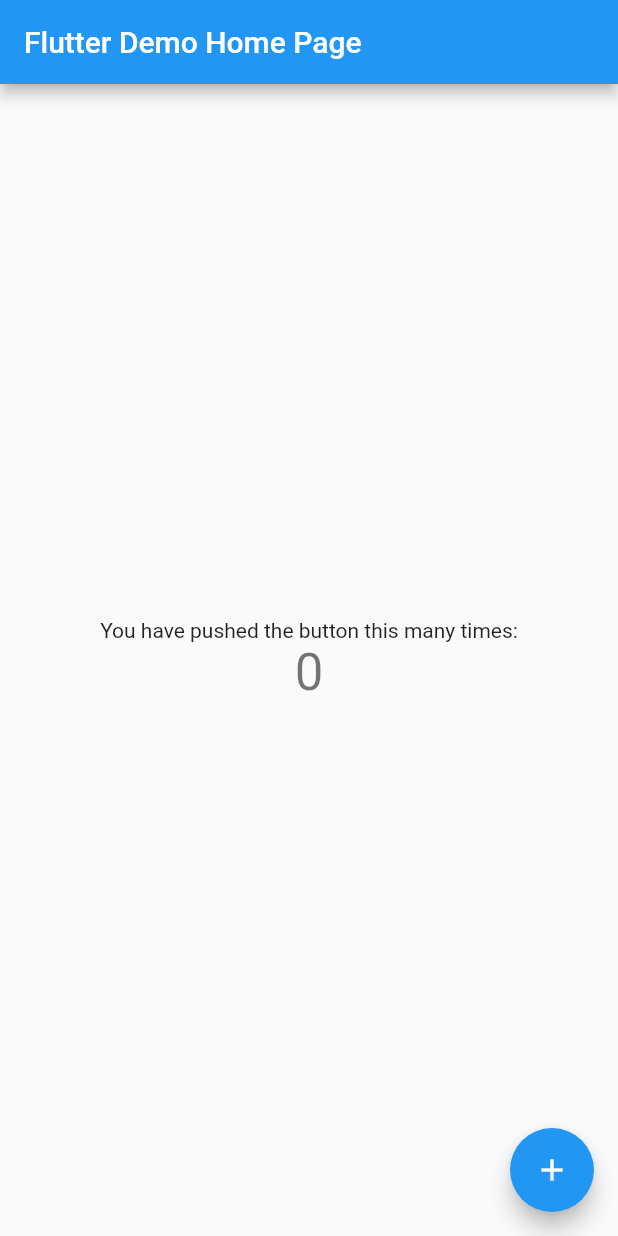
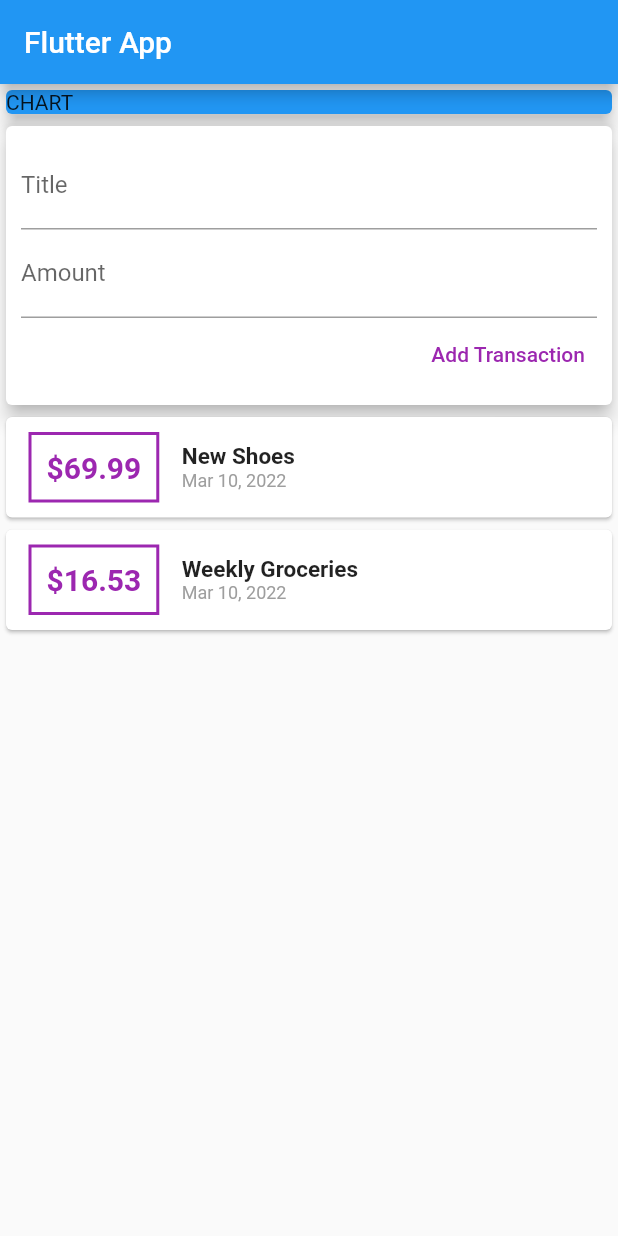
Before and after one commit to adogbeji/ExpenseTrackerApp, a Flutter app: the screen it shows after launch, on a phone screen of 412 x 824 dp. Run offline on Flutter 3.47's test engine with Material 2 defaults, Android fonts, the phone set to English and light mode, and no system bars.

Commit message:
Add starter code & set SDK version to 2.11.1

```diff
--- a/analysis_options.yaml
+++ b/analysis_options.yaml
@@ -24,6 +24,8 @@ linter:
   rules:
     # avoid_print: false  # Uncomment to disable the `avoid_print` rule
     # prefer_single_quotes: true  # Uncomment to enable the `prefer_single_quotes` rule
+    prefer_const_constructors: false
+    prefer_const_literals_to_create_immutables: false
 
 # Additional information about this file can be found at
 # https://dart.dev/guides/language/analysis-options
--- a/lib/main.dart
+++ b/lib/main.dart
@@ -1,115 +1,47 @@
 import 'package:flutter/material.dart';
 
-void main() {
-  runApp(const MyApp());
-}
+import './widgets/user_transactions.dart';
+
+void main() => runApp(MyApp());
 
 class MyApp extends StatelessWidget {
-  const MyApp({Key? key}) : super(key: key);
-
-  // This widget is the root of your application.
   @override
   Widget build(BuildContext context) {
     return MaterialApp(
-      title: 'Flutter Demo',
-      theme: ThemeData(
-        // This is the theme of your application.
-        //
-        // Try running your application with "flutter run". You'll see the
-        // application has a blue toolbar. Then, without quitting the app, try
-        // changing the primarySwatch below to Colors.green and then invoke
-        // "hot reload" (press "r" in the console where you ran "flutter run",
-        // or simply save your changes to "hot reload" in a Flutter IDE).
-        // Notice that the counter didn't reset back to zero; the application
-        // is not restarted.
-        primarySwatch: Colors.blue,
-      ),
-      home: const MyHomePage(title: 'Flutter Demo Home Page'),
+      title: 'Flutter App',
+      home: MyHomePage(),
     );
   }
 }
 
-class MyHomePage extends StatefulWidget {
-  const MyHomePage({Key? key, required this.title}) : super(key: key);
+class MyHomePage extends StatelessWidget {
+  // String titleInput;
+  // String amountInput;
 
-  // This widget is the home page of your application. It is stateful, meaning
-  // that it has a State object (defined below) that contains fields that affect
-  // how it looks.
-
-  // This class is the configuration for the state. It holds the values (in this
-  // case the title) provided by the parent (in this case the App widget) and
-  // used by the build method of the State. Fields in a Widget subclass are
-  // always marked "final".
-
-  final String title;
-
-  @override
-  State<MyHomePage> createState() => _MyHomePageState();
-}
-
-class _MyHomePageState extends State<MyHomePage> {
-  int _counter = 0;
-
-  void _incrementCounter() {
-    setState(() {
-      // This call to setState tells the Flutter framework that something has
-      // changed in this State, which causes it to rerun the build method below
-      // so that the display can reflect the updated values. If we changed
-      // _counter without calling setState(), then the build method would not be
-      // called again, and so nothing would appear to happen.
-      _counter++;
-    });
-  }
+  final titleController = TextEditingController();
+  final amountController = TextEditingController();
 
   @override
   Widget build(BuildContext context) {
-    // This method is rerun every time setState is called, for instance as done
-    // by the _incrementCounter method above.
-    //
-    // The Flutter framework has been optimized to make rerunning build methods
-    // fast, so that you can just rebuild anything that needs updating rather
-    // than having to individually change instances of widgets.
     return Scaffold(
       appBar: AppBar(
-        // Here we take the value from the MyHomePage object that was created by
-        // the App.build method, and use it to set our appbar title.
-        title: Text(widget.title),
+        title: Text('Flutter App'),
       ),
-      body: Center(
-        // Center is a layout widget. It takes a single child and positions it
-        // in the middle of the parent.
-        child: Column(
-          // Column is also a layout widget. It takes a list of children and
-          // arranges them vertically. By default, it sizes itself to fit its
-          // children horizontally, and tries to be as tall as its parent.
-          //
-          // Invoke "debug painting" (press "p" in the console, choose the
-          // "Toggle Debug Paint" action from the Flutter Inspector in Android
-          // Studio, or the "Toggle Debug Paint" command in Visual Studio Code)
-          // to see the wireframe for each widget.
-          //
-          // Column has various properties to control how it sizes itself and
-          // how it positions its children. Here we use mainAxisAlignment to
-          // center the children vertically; the main axis here is the vertical
-          // axis because Columns are vertical (the cross axis would be
-          // horizontal).
-          mainAxisAlignment: MainAxisAlignment.center,
-          children: <Widget>[
-            const Text(
-              'You have pushed the button this many times:',
+      body: Column(
+        mainAxisAlignment: MainAxisAlignment.start,
+        crossAxisAlignment: CrossAxisAlignment.stretch,
+        children: <Widget>[
+          Container(
+            width: double.infinity,
+            child: Card(
+              color: Colors.blue,
+              child: Text('CHART'),
+              elevation: 5,
             ),
-            Text(
-              '$_counter',
-              style: Theme.of(context).textTheme.headline4,
-            ),
-          ],
-        ),
+          ),
+          UserTransactions(),
+        ],
       ),
-      floatingActionButton: FloatingActionButton(
-        onPressed: _incrementCounter,
-        tooltip: 'Increment',
-        child: const Icon(Icons.add),
-      ), // This trailing comma makes auto-formatting nicer for build methods.
     );
   }
 }
--- /dev/null
+++ b/lib/models/transaction.dart
@@ -0,0 +1,10 @@
+import 'package:flutter/foundation.dart';
+
+class Transaction {
+  final String id;
+  final String title;
+  final double amount;
+  final DateTime date;
+
+  Transaction({@required this.id, @required this.title, @required this.amount, @required this.date});
+}
--- /dev/null
+++ b/lib/widgets/new_transaction.dart
@@ -0,0 +1,58 @@
+import 'package:flutter/material.dart';
+
+class NewTransaction extends StatelessWidget {
+  final Function addTx;
+  final titleController = TextEditingController();
+  final amountController = TextEditingController();
+
+  NewTransaction(this.addTx);
+
+  @override
+  Widget build(BuildContext context) {
+    return Card(
+      elevation: 5,
+      child: Container(
+        padding: EdgeInsets.all(10),
+        child: Column(
+          crossAxisAlignment: CrossAxisAlignment.end,
+          children: <Widget>[
+            TextField(
+              decoration: InputDecoration(labelText: 'Title'),
+
+              controller: titleController,
+
+              // onChanged: (val) {
+              //   titleInput = val;
+              // },
+            ),
+            TextField(
+              decoration: InputDecoration(labelText: 'Amount'),
+
+              controller: amountController,
+
+              // onChanged: (val) => amountInput = val,  // Anonymous function shorthand
+            ),
+            TextButton(
+              child: Text('Add Transaction'),
+              style: TextButton.styleFrom(
+                primary: Colors.purple,
+              ),
+
+              onPressed: () {
+                addTx(
+                  titleController.text,
+                  double.parse(amountController.text),
+                );
+              },
+
+              // onPressed: () {
+              //   print(titleInput);
+              //   print(amountInput);
+              // },
+            ),
+          ],
+        ),
+      ),
+    );
+  }
+}
--- /dev/null
+++ b/lib/widgets/transaction_list.dart
@@ -0,0 +1,64 @@
+import 'package:flutter/material.dart';
+import 'package:intl/intl.dart';
+
+import '../models/transaction.dart';
+
+class TransactionList extends StatelessWidget {
+  final List<Transaction> transactions;
+
+  TransactionList(this.transactions);
+
+  @override
+  Widget build(BuildContext context) {
+    return Column(
+            children: transactions.map((tx) {
+              return Card(
+                child: Row(
+                  children: <Widget>[
+                    Container(
+                      margin: EdgeInsets.symmetric(
+                        vertical: 10,
+                        horizontal: 15,
+                      ),
+                      decoration: BoxDecoration(
+                        border: Border.all(
+                          color: Colors.purple,
+                          width: 2,
+                        ),
+                      ),
+                      child: Text(
+                        '\$${tx.amount}',
+                        style: TextStyle(
+                          fontWeight: FontWeight.bold,
+                          fontSize: 20,
+                          color: Colors.purple,
+                        ),
+                      ),
+                      padding: EdgeInsets.all(10),
+                    ),
+                    Column(
+                      crossAxisAlignment: CrossAxisAlignment.start,
+                      children: <Widget>[
+                        Text(
+                          tx.title,
+                          style: TextStyle(
+                            fontWeight: FontWeight.bold,
+                            fontSize: 15,
+                          ),
+                        ),
+                        Text(
+                          DateFormat.yMMMd().format(tx.date),
+                          style: TextStyle(
+                            fontSize: 12,
+                            color: Colors.grey,
+                          ),
+                        ),
+                      ],
+                    ),
+                  ],
+                ),
+              );
+            }).toList(),
+          );
+  }
+}
--- /dev/null
+++ b/lib/widgets/user_transactions.dart
@@ -0,0 +1,51 @@
+import 'package:flutter/material.dart';
+
+import './new_transaction.dart';
+import './transaction_list.dart';
+import '../models/transaction.dart';
+
+class UserTransactions extends StatefulWidget {
+  @override
+  _UserTransactionsState createState() => _UserTransactionsState();
+}
+
+class _UserTransactionsState extends State<UserTransactions> {
+  final List<Transaction> _userTransactions = [
+    Transaction(
+      id: 't1',
+      title: 'New Shoes',
+      amount: 69.99,
+      date: DateTime.now(),
+    ),
+    Transaction(
+      id: 't2',
+      title: 'Weekly Groceries',
+      amount: 16.53,
+      date: DateTime.now(),
+    ),
+  ];
+
+  // Method for adding new transactions
+  void _addNewTransaction(String txTitle, double txAmount) {
+    final newTx = Transaction(
+      title: txTitle,
+      amount: txAmount,
+      date: DateTime.now(),
+      id: DateTime.now().toString(),
+    );
+
+    setState(() {
+      _userTransactions.add(newTx);
+    });
+  }
+
+  @override
+  Widget build(BuildContext context) {
+    return Column(
+      children: <Widget>[
+        NewTransaction(_addNewTransaction),
+        TransactionList(_userTransactions),
+      ],
+    );
+  }
+}
--- a/pubspec.yaml
+++ b/pubspec.yaml
@@ -18,7 +18,7 @@ publish_to: 'none' # Remove this line if you wish to publish to pub.dev
 version: 1.0.0+1
 
 environment:
-  sdk: ">=2.16.1 <3.0.0"
+  sdk: ">=2.11.1 <3.0.0"
 
 # Dependencies specify other packages that your package needs in order to work.
 # To automatically upgrade your package dependencies to the latest versions
@@ -29,6 +29,7 @@ environment:
 dependencies:
   flutter:
     sdk: flutter
+  intl: ^0.17.0
 
 
   # The following adds the Cupertino Icons font to your application.
```
Also changed, not shown: pubspec.lock.
